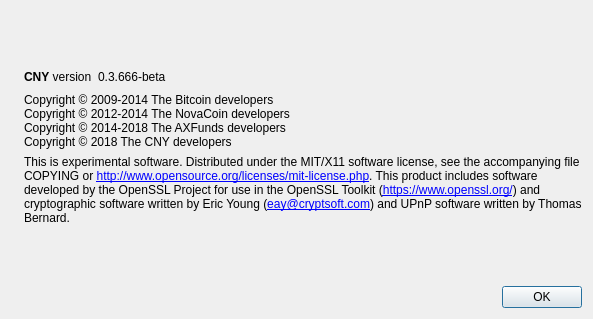
Qt form src/qt/forms/aboutdialog.ui (biz2013/AXFunds) before a commit.
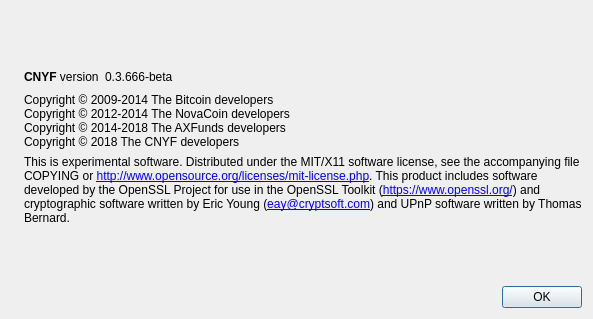
The same form after that commit. Icons and pictures are not drawn.

Commit message: update wallet & name to CNYF

```diff
--- a/src/qt/forms/aboutdialog.ui
+++ b/src/qt/forms/aboutdialog.ui
@@ -50,7 +50,7 @@
           <cursorShape>IBeamCursor</cursorShape>
          </property>
          <property name="text">
-          <string>&lt;b&gt;CNY&lt;/b&gt; version</string>
+          <string>&lt;b&gt;CNYF&lt;/b&gt; version</string>
          </property>
          <property name="textInteractionFlags">
           <set>Qt::LinksAccessibleByMouse|Qt::TextSelectableByKeyboard|Qt::TextSelectableByMouse</set>
@@ -94,7 +94,7 @@
         <string>Copyright © 2009-2014 The Bitcoin developers
 Copyright © 2012-2014 The NovaCoin developers
 Copyright © 2014-2018 The AXFunds developers
-Copyright © 2018 The CNY developers</string>
+Copyright © 2018 The CNYF developers</string>
        </property>
        <property name="textInteractionFlags">
         <set>Qt::LinksAccessibleByMouse|Qt::TextSelectableByKeyboard|Qt::TextSelectableByMouse</set>
```
Left out of the diff: 2 changed lines with no effect on the pictures. The commit also changes 30 other files.
